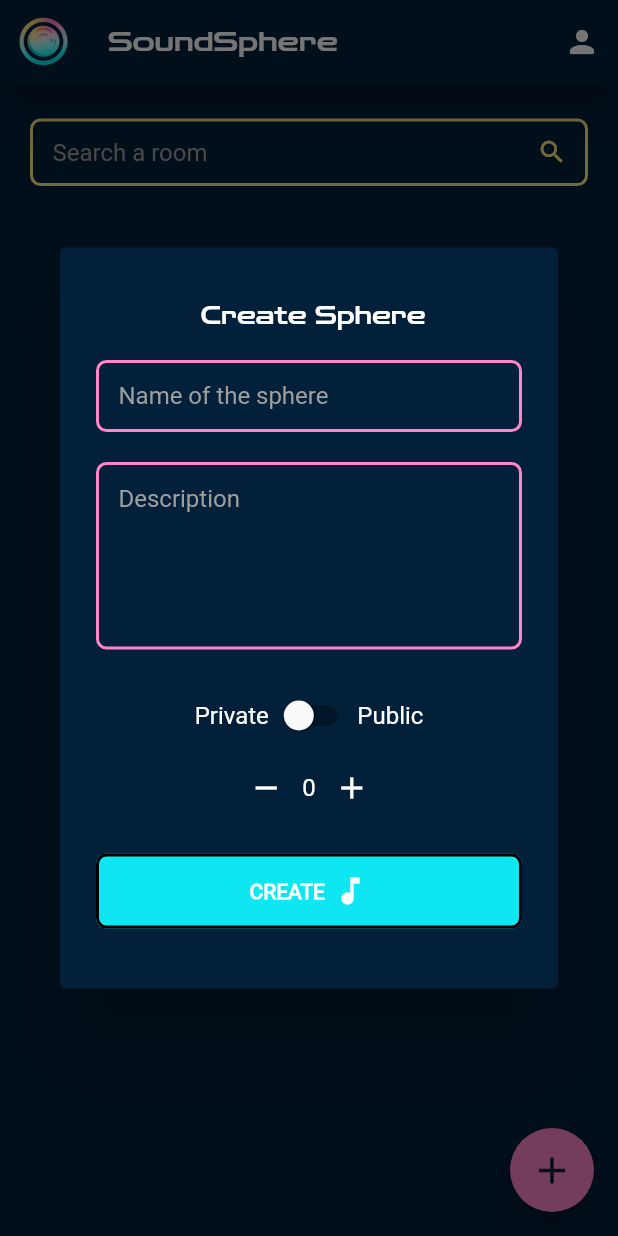
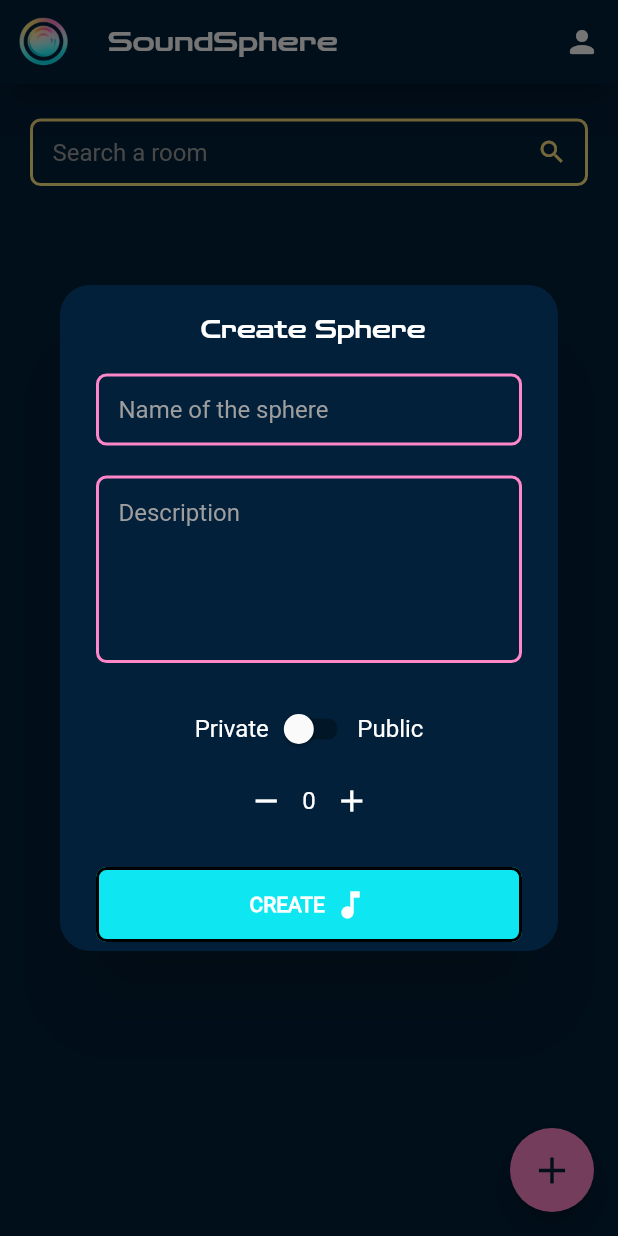
Before and after one commit to Ri087/SoundSphere, a Flutter app: the Home screen opened directly, after a tap on the "add" icon, on a phone screen of 412 x 824 dp. Run offline on Flutter 3.47's test engine with Material 2 defaults, Android fonts, the phone set to English and light mode, and no system bars; our stand-ins replace audioplayers, cloud_firestore, firebase_auth, firebase_core; accounts and stored records are empty.

Commit message:
Update of the pop up create_sphere

```diff
--- a/lib/screens/home.dart
+++ b/lib/screens/home.dart
@@ -240,10 +240,13 @@ class _Home extends State<Home> {
   Future openPopUpCreateSphere() => showDialog(
     context: context,
     builder:(context)=> AlertDialog(
+      shape: RoundedRectangleBorder(
+        borderRadius: BorderRadius.circular(20),
+      ),
       backgroundColor: const Color(0xFF02203A),
       alignment: Alignment.center,
       content: SizedBox(
-          height: 450,
+          height: 400,
           width: MediaQuery.of(context).size.width,
           child: Column(
             mainAxisAlignment: MainAxisAlignment.center,
```
